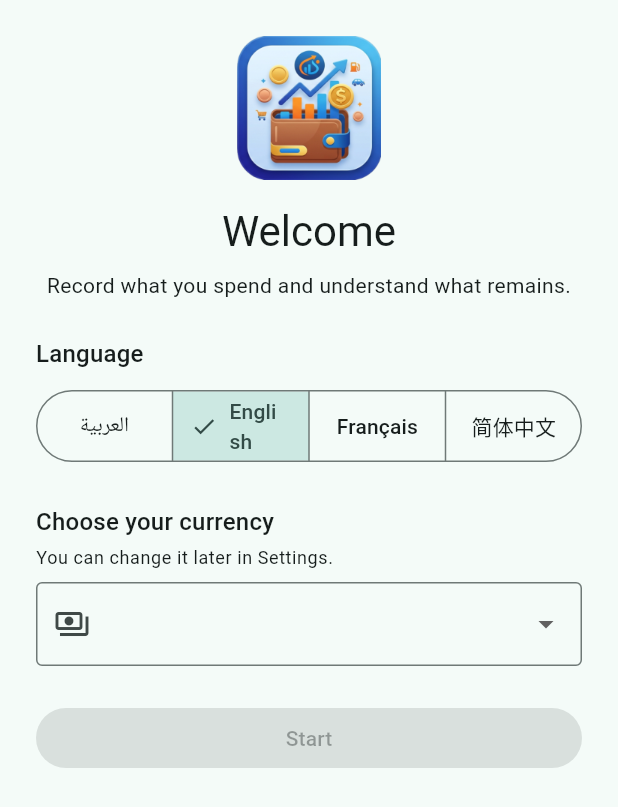
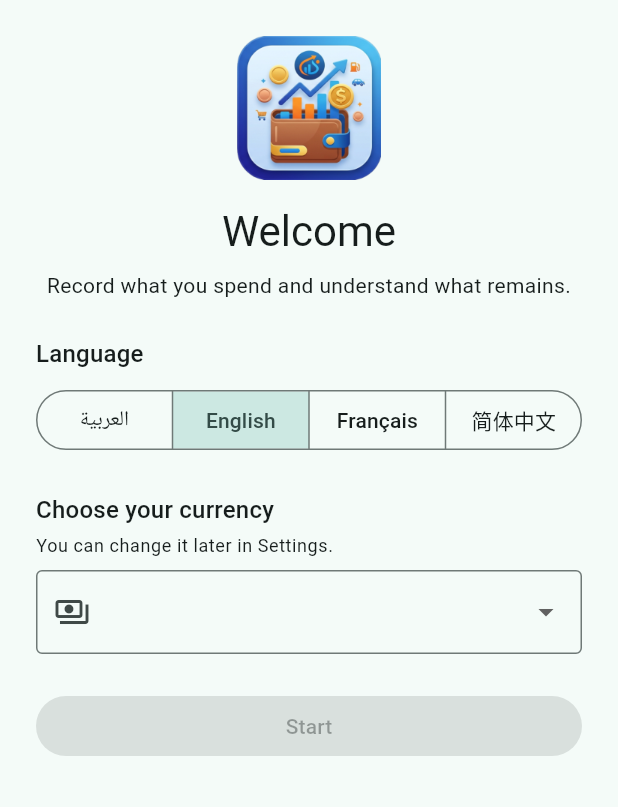
Before and after one commit to Amine-Triki/expenses_management_app, a Flutter app: the FirstRunScreen screen opened directly, on a phone screen of 412 x 824 dp. Shown: the top 807 px of the screen. Run offline on Flutter 3.47's test engine with Material 3 defaults, Android fonts, the phone set to English and light mode, and no system bars; our stand-ins replace drift, file_picker, flutter_riverpod; missing offline and left inert: sqlite3; accounts and stored records are empty; generated files the repository leaves out were written again.

Commit message:
feat: enhance language selection UI with improved text wrapping and visibility

```diff
--- a/lib/presentation/first_run_screen.dart
+++ b/lib/presentation/first_run_screen.dart
@@ -60,12 +60,25 @@ class _FirstRunScreenState extends ConsumerState<FirstRunScreen> {
               const SizedBox(height: 8),
               SegmentedButton<String>(
                 segments: const [
-                  ButtonSegment(value: 'ar', label: Text('العربية')),
-                  ButtonSegment(value: 'en', label: Text('English')),
-                  ButtonSegment(value: 'fr', label: Text('Français')),
-                  ButtonSegment(value: 'zh', label: Text('简体中文')),
+                  ButtonSegment(
+                    value: 'ar',
+                    label: Text('العربية', maxLines: 1, softWrap: false),
+                  ),
+                  ButtonSegment(
+                    value: 'en',
+                    label: Text('English', maxLines: 1, softWrap: false),
+                  ),
+                  ButtonSegment(
+                    value: 'fr',
+                    label: Text('Français', maxLines: 1, softWrap: false),
+                  ),
+                  ButtonSegment(
+                    value: 'zh',
+                    label: Text('简体中文', maxLines: 1, softWrap: false),
+                  ),
                 ],
                 selected: {_language},
+                showSelectedIcon: false,
                 onSelectionChanged: (s) =>
                     setState(() => _language = s.first),
               ),
--- a/pubspec.yaml
+++ b/pubspec.yaml
@@ -2,7 +2,7 @@ name: expenses_management_app
 description: "A private, offline-first My Expenses Log (Personal Expense Tracker) with optional budget cycles and shopping planning."
 publish_to: 'none'
 
-version: 0.1.1+2
+version: 0.1.2+3
 
 environment:
   sdk: ^3.13.2
```
